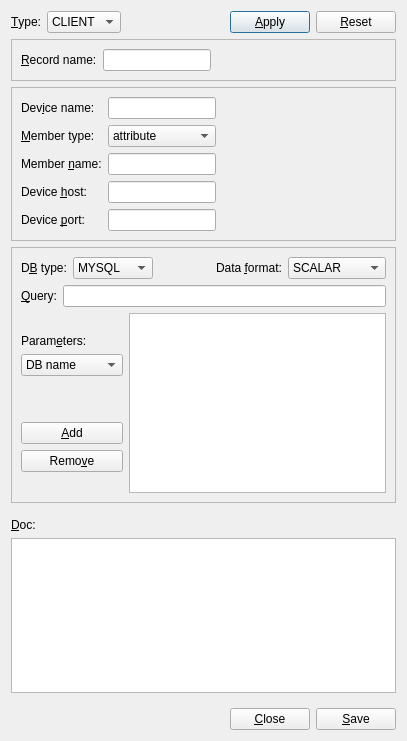
This is ndtsconfigtool/ui/datasourcedlg.ui in jkotan/nexdatas.configtool as Qt 5 draws it before an edit. The edited form follows.
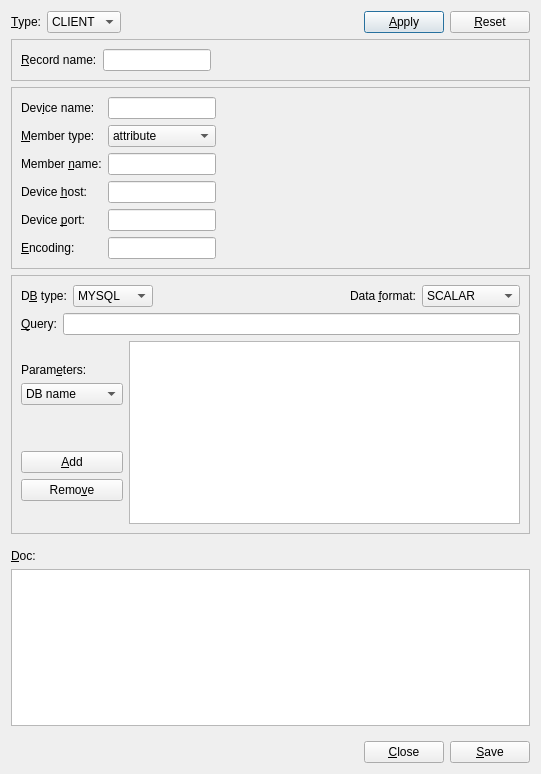
This is the edited form.

```diff
--- a/ndtsconfigtool/ui/datasourcedlg.ui
+++ b/ndtsconfigtool/ui/datasourcedlg.ui
@@ -6,8 +6,8 @@
    <rect>
     <x>0</x>
     <y>0</y>
-    <width>407</width>
-    <height>741</height>
+    <width>541</width>
+    <height>774</height>
    </rect>
   </property>
   <property name="windowTitle">
@@ -136,6 +136,9 @@
         <enum>QFrame::Raised</enum>
        </property>
        <layout class="QFormLayout" name="formLayout_2">
+        <property name="fieldGrowthPolicy">
+         <enum>QFormLayout::AllNonFixedFieldsGrow</enum>
+        </property>
         <property name="leftMargin">
          <number>9</number>
         </property>
@@ -225,6 +228,19 @@
           <item row="4" column="1">
            <widget class="QLineEdit" name="tPortLineEdit"/>
           </item>
+          <item row="5" column="0">
+           <widget class="QLabel" name="tEncodingLabel">
+            <property name="text">
+             <string>&amp;Encoding:</string>
+            </property>
+            <property name="buddy">
+             <cstring>tEncodingLineEdit</cstring>
+            </property>
+           </widget>
+          </item>
+          <item row="5" column="1">
+           <widget class="QLineEdit" name="tEncodingLineEdit"/>
+          </item>
          </layout>
         </item>
        </layout>
```
Left out of the diff: 2 changed lines with no effect on the pictures.
